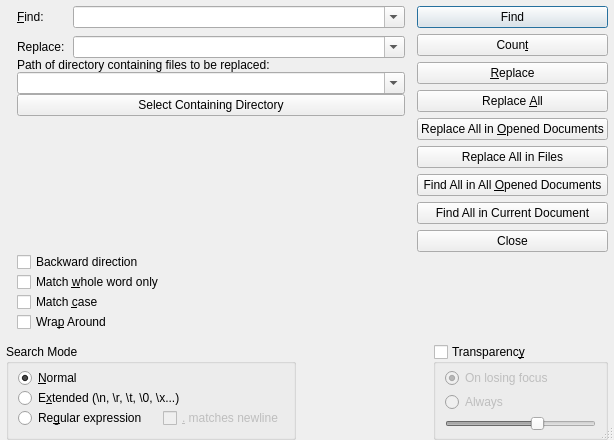
Before: the Qt Designer form src/NotepadNext/dialogs/FindReplaceDialog.ui in dail8859/NotepadNext, drawn with Qt 5.
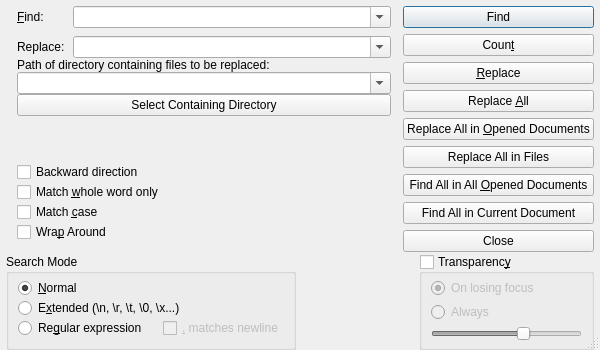
After: the same form once the commit is applied.

Commit message: Set more reasonable size along with setting a minimumSize property

```diff
--- a/src/NotepadNext/dialogs/FindReplaceDialog.ui
+++ b/src/NotepadNext/dialogs/FindReplaceDialog.ui
@@ -6,10 +6,16 @@
    <rect>
     <x>0</x>
     <y>0</y>
-    <width>614</width>
-    <height>440</height>
+    <width>600</width>
+    <height>350</height>
    </rect>
   </property>
+  <property name="minimumSize">
+    <size>
+      <width>600</width>
+      <height>350</height>
+    </size>
+  </property>
   <property name="windowTitle">
    <string>Find</string>
   </property>
```
